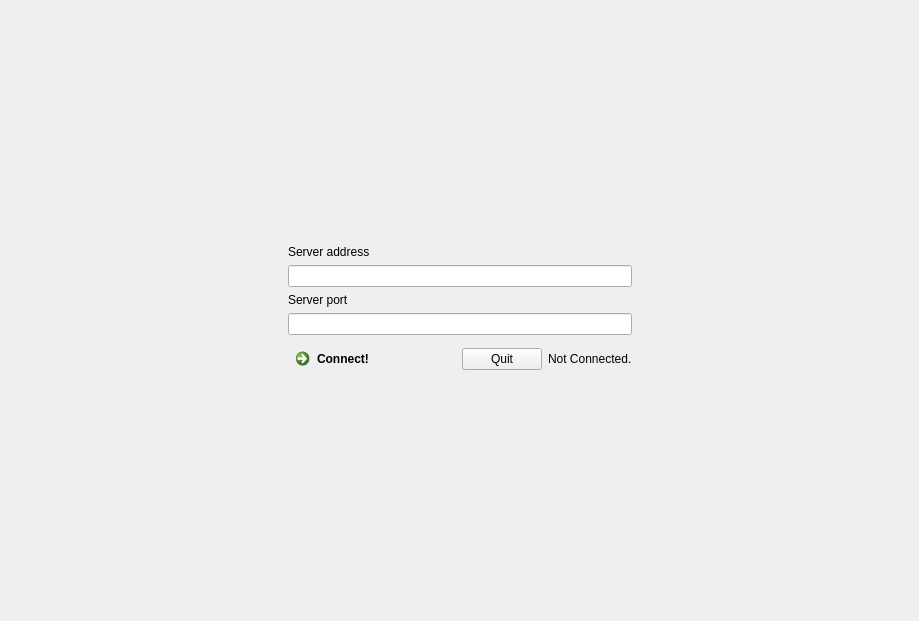
The window that src/TFClient/frame.ui (Perdex/OmikronBlast) describes before a commit, drawn with Qt 5.
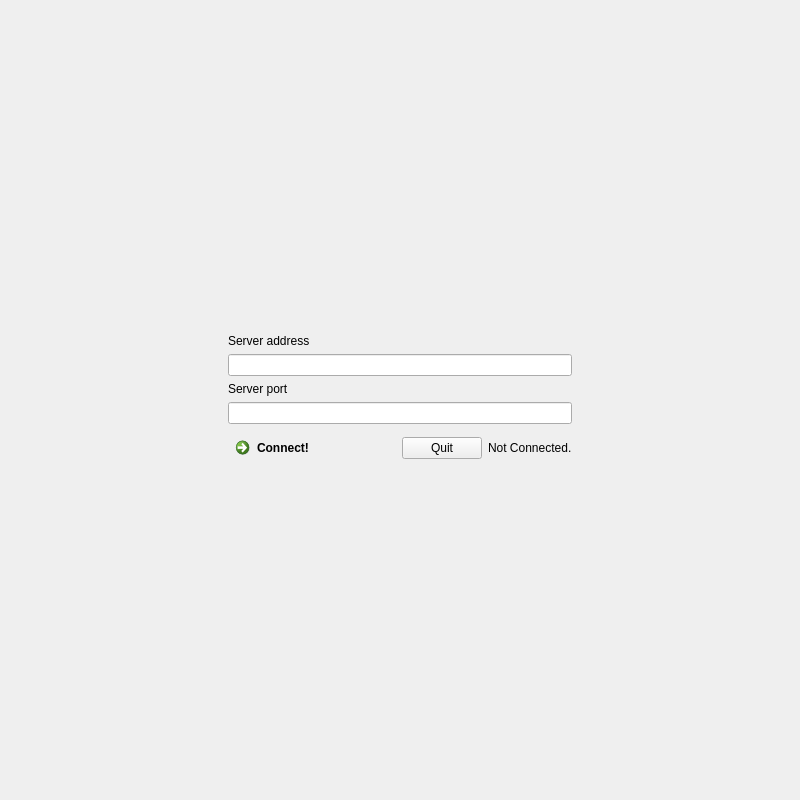
The same window after the commit. The open tabs and pages were chosen to show the change. Custom widgets are drawn as their Qt base class.

The edit to the form file:
```diff
--- a/src/TFClient/frame.ui
+++ b/src/TFClient/frame.ui
@@ -6,8 +6,8 @@
    <rect>
     <x>0</x>
     <y>0</y>
-    <width>919</width>
-    <height>621</height>
+    <width>800</width>
+    <height>800</height>
    </rect>
   </property>
   <property name="windowTitle">
```
Left out of the diff: 2 changed lines with no effect on the pictures.
